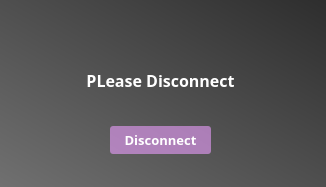
The window that gui/disconnect_dialog.ui (itaybiran/MinesweeperCheats-Client) describes before a commit, drawn with Qt 5.
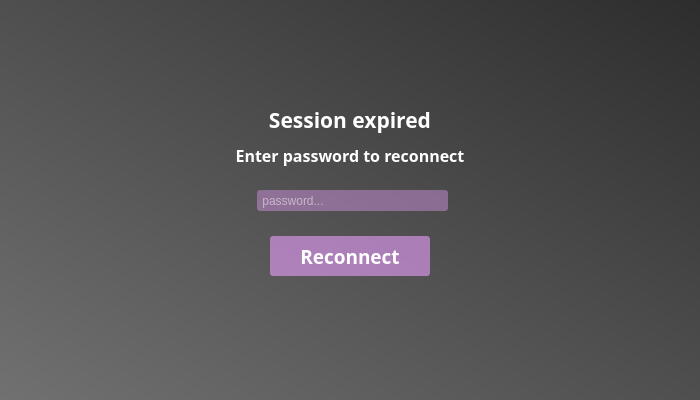
The same window after the commit.

Commit message: added disconnect screen after an 2 hours

```diff
--- a/gui/disconnect_dialog.ui
+++ b/gui/disconnect_dialog.ui
@@ -6,8 +6,8 @@
    <rect>
     <x>0</x>
     <y>0</y>
-    <width>326</width>
-    <height>187</height>
+    <width>700</width>
+    <height>400</height>
    </rect>
   </property>
   <property name="windowTitle">
@@ -18,8 +18,8 @@
     <rect>
      <x>0</x>
      <y>0</y>
-     <width>331</width>
-     <height>191</height>
+     <width>700</width>
+     <height>400</height>
     </rect>
    </property>
    <property name="styleSheet">
@@ -28,16 +28,16 @@
    <widget class="QPushButton" name="DisconnectButton">
     <property name="geometry">
      <rect>
-      <x>110</x>
-      <y>126</y>
-      <width>101</width>
-      <height>28</height>
+      <x>270</x>
+      <y>236</y>
+      <width>160</width>
+      <height>40</height>
      </rect>
     </property>
     <property name="font">
      <font>
       <family>Segoe UI Black</family>
-      <pointsize>10</pointsize>
+      <pointsize>14</pointsize>
       <weight>75</weight>
       <bold>true</bold>
      </font>
@@ -51,16 +51,44 @@
 color: white;</string>
     </property>
     <property name="text">
-     <string>Disconnect</string>
+     <string>Reconnect</string>
     </property>
    </widget>
    <widget class="QLabel" name="DisconnectLabel">
     <property name="geometry">
      <rect>
-      <x>80</x>
-      <y>60</y>
-      <width>161</width>
-      <height>41</height>
+      <x>250</x>
+      <y>90</y>
+      <width>200</width>
+      <height>60</height>
+     </rect>
+    </property>
+    <property name="font">
+     <font>
+      <family>Segoe UI Black</family>
+      <pointsize>16</pointsize>
+      <weight>75</weight>
+      <bold>true</bold>
+     </font>
+    </property>
+    <property name="styleSheet">
+     <string notr="true">background-color:transparent;
+color:white;</string>
+    </property>
+    <property name="text">
+     <string>Session expired</string>
+    </property>
+    <property name="alignment">
+     <set>Qt::AlignCenter</set>
+    </property>
+   </widget>
+   <widget class="QLabel" name="DisconnectLabel_2">
+    <property name="geometry">
+     <rect>
+      <x>225</x>
+      <y>140</y>
+      <width>250</width>
+      <height>30</height>
      </rect>
     </property>
     <property name="font">
@@ -76,7 +104,49 @@
 color:white;</string>
     </property>
     <property name="text">
-     <string>PLease Disconnect</string>
+     <string>Enter password to reconnect</string>
+    </property>
+    <property name="alignment">
+     <set>Qt::AlignCenter</set>
+    </property>
+   </widget>
+   <widget class="QLineEdit" name="PasswordField">
+    <property name="geometry">
+     <rect>
+      <x>257</x>
+      <y>190</y>
+      <width>191</width>
+      <height>21</height>
+     </rect>
+    </property>
+    <property name="styleSheet">
+     <string notr="true">background-color:rgba(236, 158, 255, 100);
+border-radius:3px;
+color: white;</string>
+    </property>
+    <property name="echoMode">
+     <enum>QLineEdit::Password</enum>
+    </property>
+    <property name="placeholderText">
+     <string> password...</string>
+    </property>
+   </widget>
+   <widget class="QLabel" name="ErrorLabel">
+    <property name="geometry">
+     <rect>
+      <x>258</x>
+      <y>173</y>
+      <width>191</width>
+      <height>15</height>
+     </rect>
+    </property>
+    <property name="styleSheet">
+     <string notr="true">background-color:rgba(0,0,0,0);
+color:rgb(255, 82, 82)
+</string>
+    </property>
+    <property name="text">
+     <string/>
     </property>
     <property name="alignment">
      <set>Qt::AlignCenter</set>
```
Left out of the diff: 2 changed lines with no effect on the pictures. The commit also changes 7 other files.
